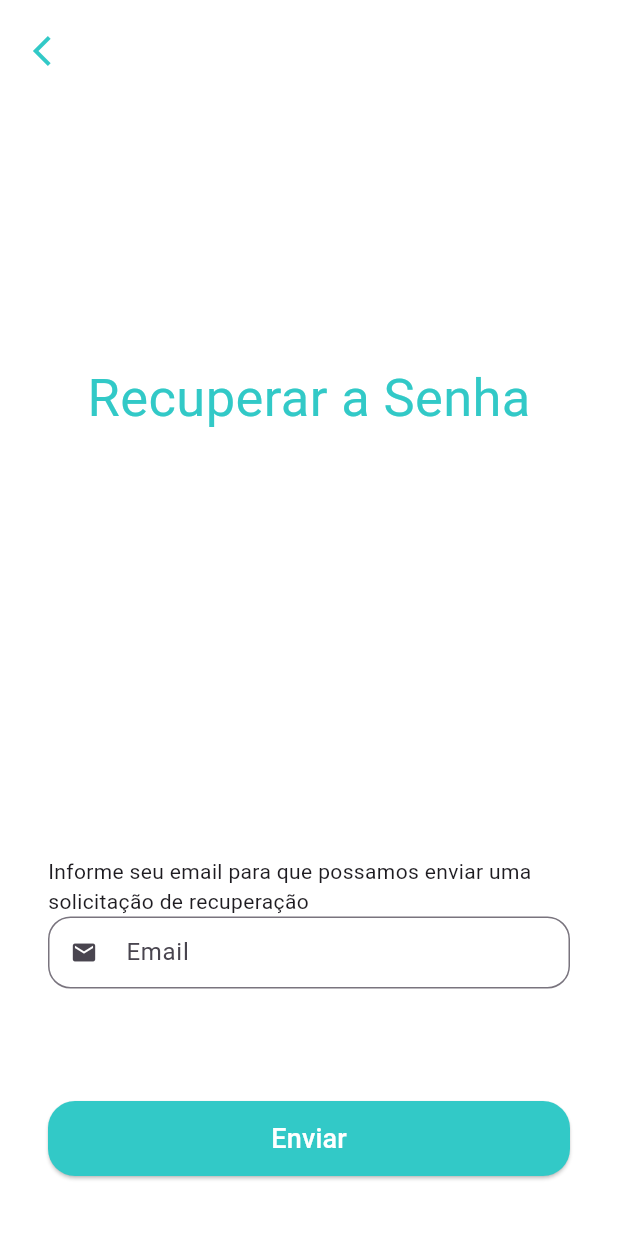
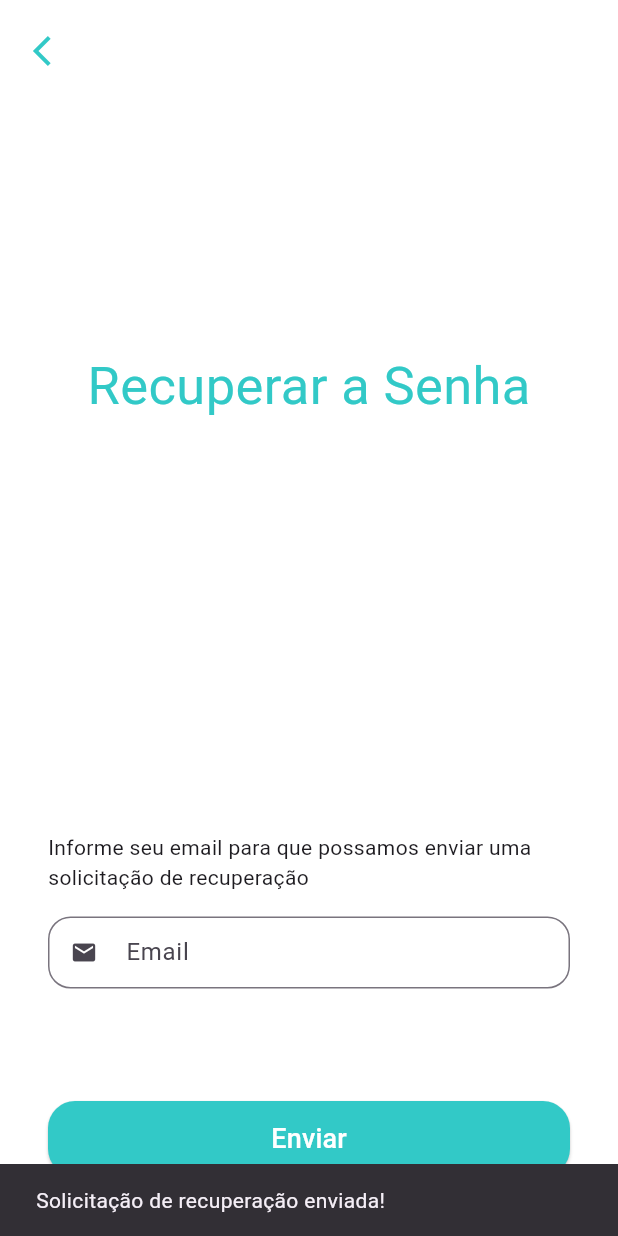
Before and after one commit to netoids/ChatbotWithLLM-Flutter, a Flutter app: the Forgotpassword screen opened by its route, after a tap on "Enviar", on a phone screen of 412 x 824 dp. Run offline on Flutter 3.47's test engine with Material 3 defaults, Android fonts, the phone set to English and light mode, and no system bars; our stand-ins replace cloud_firestore, dio, firebase_auth, firebase_core, google_generative_ai, mask_text_input_formatter; accounts and stored records are empty.

Commit message:
Seilá
nem sei oq mexi aqui

```diff
--- a/dsi_app/lib/src/alth/components/custom_text_field.dart
+++ b/dsi_app/lib/src/alth/components/custom_text_field.dart
@@ -12,7 +12,7 @@
       required this.icon,
       required this.label,
       this.isSecret = false,
-      this.inputFormaters});
+      this.inputFormaters, required TextEditingController controller, required String? Function(dynamic value) validator});
 
   @override
   State<CustomTextField> createState() => _CustomTextFieldState();
--- a/dsi_app/lib/src/view/forgot_password.dart
+++ b/dsi_app/lib/src/view/forgot_password.dart
@@ -1,5 +1,6 @@
 import 'package:flutter/material.dart';
 import 'package:dsi_app/src/alth/components/custom_text_field.dart';
+// Supondo que você tenha esse componente para os campos de texto
 
 class Forgotpassword extends StatefulWidget {
   const Forgotpassword({super.key});
@@ -10,6 +11,22 @@
 }
 
 class _ForgotPasswordState extends State<Forgotpassword> {
+  final TextEditingController _emailController = TextEditingController();
+  final GlobalKey<FormState> _formKey = GlobalKey<FormState>();
+
+  // Função que simula o envio de recuperação de senha
+  Future<void> _sendPasswordResetEmail() async {
+    if (_formKey.currentState?.validate() ?? false) {
+      // Simulação de envio
+      ScaffoldMessenger.of(context).showSnackBar(
+        const SnackBar(content: Text('Solicitação de recuperação enviada!')),
+      );
+      // Aqui você pode chamar uma função real para fazer a solicitação de recuperação, como uma API
+      // Exemplo:
+      // await authService.sendPasswordResetEmail(_emailController.text);
+    }
+  }
+
   @override
   Widget build(BuildContext context) {
     final size = MediaQuery.of(context).size;
@@ -30,13 +47,13 @@
                         'Recuperar a Senha',
                         style: TextStyle(
                           color: Color.fromARGB(255, 50, 201, 199),
-                            fontSize: 35),
+                          fontSize: 35,
+                        ),
                       ),
                     ),
                   ),
 
-                  // Formulario
-
+                  // Formulário de recuperação
                   Container(
                     padding: const EdgeInsets.symmetric(
                       horizontal: 32,
@@ -45,21 +62,38 @@
                     decoration: const BoxDecoration(
                       color: Colors.white,
                       borderRadius:
-                            BorderRadius.vertical(top: Radius.circular(45))),
+                          BorderRadius.vertical(top: Radius.circular(45)),
+                    ),
+                    child: Form(
+                      key: _formKey,
                       child: Column(
                         crossAxisAlignment: CrossAxisAlignment.stretch,
-
-                      // EMAIL
                         children: [
                           const Text(
-                            'Informe seu email para que possamos enviar uma solicitação de recuperação'),
-                        // EMAIL
-                        const CustomTextField(
+                            'Informe seu email para que possamos enviar uma solicitação de recuperação',
+                          ),
+                          const SizedBox(height: 16),
+
+                          // Campo de email
+                          CustomTextField(
+                            controller: _emailController,
                             icon: Icons.email,
                             label: 'Email',
+                            validator: (value) {
+                              if (value == null || value.isEmpty) {
+                                return 'Por favor, insira um email';
+                              }
+                              // Validação simples de email
+                              final emailRegExp = RegExp(
+                                  r'^[a-zA-Z0-9._%+-]+@[a-zA-Z0-9.-]+\.[a-zA-Z]{2,}$');
+                              if (!emailRegExp.hasMatch(value)) {
+                                return 'Por favor, insira um email válido';
+                              }
+                              return null;
+                            },
                           ),
 
-                        //BOTÃO CADASTRAR USUÁRIO
+                          // Botão de enviar
                           Padding(
                             padding: const EdgeInsets.only(top: 50),
                             child: SizedBox(
@@ -71,27 +105,30 @@
                                   foregroundColor: Colors.white,
                                   shape: RoundedRectangleBorder(
                                     borderRadius: BorderRadius.circular(18),
-                                    )),
-                                onPressed: () {},
+                                  ),
+                                ),
+                                onPressed: _sendPasswordResetEmail,
                                 child: const Text(
                                   'Enviar',
                                   style: TextStyle(fontSize: 18),
-                                )),
                                 ),
-                        )
+                              ),
+                            ),
+                          ),
                         ],
+                      ),
                     ),
                   ),
                 ],
               ),
 
-              // BOTÃO VOLTAR
+              // Botão voltar
               Positioned(
                 left: 10,
                 top: 10,
                 child: SafeArea(
                   child: IconButton(
-                    color: Color.fromARGB(255, 50, 201, 199),
+                    color: const Color.fromARGB(255, 50, 201, 199),
                     onPressed: () {
                       Navigator.pushNamed(context, "/Login");
                     },
```
Lines whose indentation alone changed are shown as unchanged.
